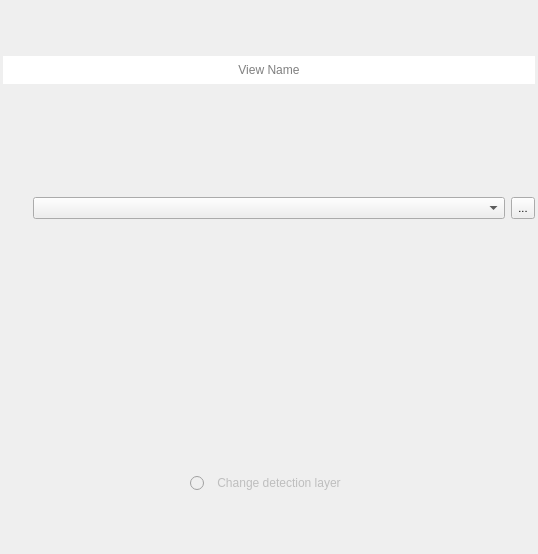
Above: ui/layer_view_widget.ui from SMByC/ThRasE before the change. Below: the same form after it.
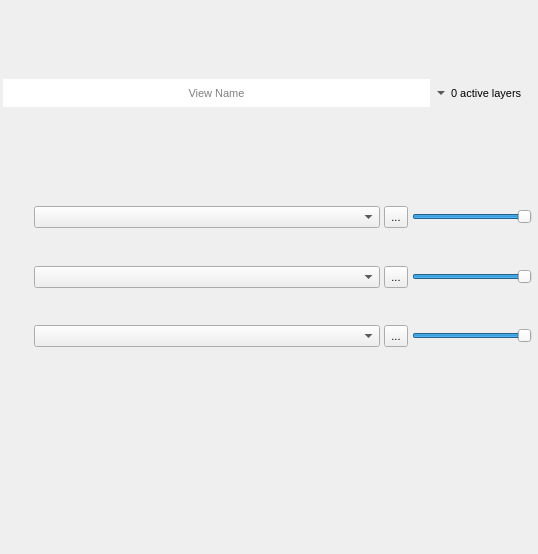
That is the form after the change. Icons and pictures are not drawn. Custom widgets are drawn as their Qt base class.

Commit message: Fix browse_dialog_layer_to_edit and others UI adjust

The edit to the form file:
```diff
--- a/ui/layer_view_widget.ui
+++ b/ui/layer_view_widget.ui
@@ -54,7 +54,7 @@
         </property>
         <property name="font">
          <font>
-          <pointsize>9</pointsize>
+          <pointsize>8</pointsize>
          </font>
         </property>
         <property name="frame">
@@ -68,12 +68,60 @@
         </property>
        </widget>
       </item>
+      <item>
+       <widget class="QToolButton" name="QPBtn_ConfActiveLayers">
+        <property name="maximumSize">
+         <size>
+          <width>16777215</width>
+          <height>28</height>
+         </size>
+        </property>
+        <property name="font">
+         <font>
+          <pointsize>8</pointsize>
+         </font>
+        </property>
+        <property name="text">
+         <string>0 active layers</string>
+        </property>
+        <property name="toolButtonStyle">
+         <enum>Qt::ToolButtonTextBesideIcon</enum>
+        </property>
+        <property name="autoRaise">
+         <bool>true</bool>
+        </property>
+        <property name="arrowType">
+         <enum>Qt::DownArrow</enum>
+        </property>
+       </widget>
+      </item>
      </layout>
     </widget>
    </item>
    <item>
-    <widget class="QWidget" name="widget_26" native="true">
+    <widget class="QWidget" name="widget_ActiveLayers" native="true">
+     <layout class="QVBoxLayout" name="verticalLayout_2">
+      <property name="spacing">
+       <number>4</number>
+      </property>
+      <property name="leftMargin">
+       <number>3</number>
+      </property>
+      <property name="topMargin">
+       <number>3</number>
+      </property>
+      <property name="rightMargin">
+       <number>3</number>
+      </property>
+      <property name="bottomMargin">
+       <number>3</number>
+      </property>
+      <item>
+       <widget class="QWidget" name="widget_ActiveLayer_1" native="true">
      <layout class="QHBoxLayout" name="horizontalLayout_26">
+         <property name="spacing">
+          <number>4</number>
+         </property>
       <property name="leftMargin">
        <number>0</number>
       </property>
@@ -163,6 +211,344 @@
         <property name="text">
          <string>...</string>
         </property>
+          </widget>
+         </item>
+         <item>
+          <widget class="QSlider" name="layerTransparency_1">
+           <property name="sizePolicy">
+            <sizepolicy hsizetype="Fixed" vsizetype="Fixed">
+             <horstretch>0</horstretch>
+             <verstretch>0</verstretch>
+            </sizepolicy>
+           </property>
+           <property name="minimumSize">
+            <size>
+             <width>120</width>
+             <height>0</height>
+            </size>
+           </property>
+           <property name="maximumSize">
+            <size>
+             <width>16777215</width>
+             <height>22</height>
+            </size>
+           </property>
+           <property name="font">
+            <font>
+             <pointsize>8</pointsize>
+            </font>
+           </property>
+           <property name="toolTip">
+            <string>Transparency</string>
+           </property>
+           <property name="maximum">
+            <number>100</number>
+           </property>
+           <property name="singleStep">
+            <number>5</number>
+           </property>
+           <property name="pageStep">
+            <number>10</number>
+           </property>
+           <property name="sliderPosition">
+            <number>100</number>
+           </property>
+           <property name="orientation">
+            <enum>Qt::Horizontal</enum>
+           </property>
+          </widget>
+         </item>
+        </layout>
+       </widget>
+      </item>
+      <item>
+       <widget class="QWidget" name="widget_ActiveLayer_2" native="true">
+        <layout class="QHBoxLayout" name="horizontalLayout_27">
+         <property name="spacing">
+          <number>4</number>
+         </property>
+         <property name="leftMargin">
+          <number>0</number>
+         </property>
+         <property name="topMargin">
+          <number>0</number>
+         </property>
+         <property name="rightMargin">
+          <number>0</number>
+         </property>
+         <property name="bottomMargin">
+          <number>0</number>
+         </property>
+         <item>
+          <widget class="QToolButton" name="layerStyleEditor_2">
+           <property name="maximumSize">
+            <size>
+             <width>16777215</width>
+             <height>22</height>
+            </size>
+           </property>
+           <property name="font">
+            <font>
+             <pointsize>8</pointsize>
+            </font>
+           </property>
+           <property name="toolTip">
+            <string>Open the style editor for this layer</string>
+           </property>
+           <property name="text">
+            <string/>
+           </property>
+           <property name="icon">
+            <iconset>
+             <normaloff>:/plugins/pca4cd/icons/layer_properties.svg</normaloff>:/plugins/pca4cd/icons/layer_properties.svg</iconset>
+           </property>
+           <property name="toolButtonStyle">
+            <enum>Qt::ToolButtonIconOnly</enum>
+           </property>
+           <property name="autoRaise">
+            <bool>true</bool>
+           </property>
+          </widget>
+         </item>
+         <item>
+          <widget class="QgsMapLayerComboBox" name="QCBox_RenderFile_2">
+           <property name="sizePolicy">
+            <sizepolicy hsizetype="Expanding" vsizetype="Fixed">
+             <horstretch>0</horstretch>
+             <verstretch>0</verstretch>
+            </sizepolicy>
+           </property>
+           <property name="maximumSize">
+            <size>
+             <width>16777215</width>
+             <height>22</height>
+            </size>
+           </property>
+           <property name="font">
+            <font>
+             <pointsize>8</pointsize>
+            </font>
+           </property>
+           <property name="allowEmptyLayer">
+            <bool>true</bool>
+           </property>
+          </widget>
+         </item>
+         <item>
+          <widget class="QToolButton" name="QCBox_browseRenderFile_2">
+           <property name="sizePolicy">
+            <sizepolicy hsizetype="Fixed" vsizetype="Fixed">
+             <horstretch>0</horstretch>
+             <verstretch>0</verstretch>
+            </sizepolicy>
+           </property>
+           <property name="maximumSize">
+            <size>
+             <width>16777215</width>
+             <height>22</height>
+            </size>
+           </property>
+           <property name="font">
+            <font>
+             <pointsize>8</pointsize>
+            </font>
+           </property>
+           <property name="text">
+            <string>...</string>
+           </property>
+          </widget>
+         </item>
+         <item>
+          <widget class="QSlider" name="layerTransparency_2">
+           <property name="sizePolicy">
+            <sizepolicy hsizetype="Fixed" vsizetype="Fixed">
+             <horstretch>0</horstretch>
+             <verstretch>0</verstretch>
+            </sizepolicy>
+           </property>
+           <property name="minimumSize">
+            <size>
+             <width>120</width>
+             <height>0</height>
+            </size>
+           </property>
+           <property name="maximumSize">
+            <size>
+             <width>16777215</width>
+             <height>22</height>
+            </size>
+           </property>
+           <property name="font">
+            <font>
+             <pointsize>8</pointsize>
+            </font>
+           </property>
+           <property name="toolTip">
+            <string>Transparency</string>
+           </property>
+           <property name="maximum">
+            <number>100</number>
+           </property>
+           <property name="singleStep">
+            <number>5</number>
+           </property>
+           <property name="pageStep">
+            <number>10</number>
+           </property>
+           <property name="sliderPosition">
+            <number>100</number>
+           </property>
+           <property name="orientation">
+            <enum>Qt::Horizontal</enum>
+           </property>
+          </widget>
+         </item>
+        </layout>
+       </widget>
+      </item>
+      <item>
+       <widget class="QWidget" name="widget_ActiveLayer_3" native="true">
+        <layout class="QHBoxLayout" name="horizontalLayout_28">
+         <property name="spacing">
+          <number>4</number>
+         </property>
+         <property name="leftMargin">
+          <number>0</number>
+         </property>
+         <property name="topMargin">
+          <number>0</number>
+         </property>
+         <property name="rightMargin">
+          <number>0</number>
+         </property>
+         <property name="bottomMargin">
+          <number>0</number>
+         </property>
+         <item>
+          <widget class="QToolButton" name="layerStyleEditor_3">
+           <property name="maximumSize">
+            <size>
+             <width>16777215</width>
+             <height>22</height>
+            </size>
+           </property>
+           <property name="font">
+            <font>
+             <pointsize>8</pointsize>
+            </font>
+           </property>
+           <property name="toolTip">
+            <string>Open the style editor for this layer</string>
+           </property>
+           <property name="text">
+            <string/>
+           </property>
+           <property name="icon">
+            <iconset>
+             <normaloff>:/plugins/pca4cd/icons/layer_properties.svg</normaloff>:/plugins/pca4cd/icons/layer_properties.svg</iconset>
+           </property>
+           <property name="toolButtonStyle">
+            <enum>Qt::ToolButtonIconOnly</enum>
+           </property>
+           <property name="autoRaise">
+            <bool>true</bool>
+           </property>
+          </widget>
+         </item>
+         <item>
+          <widget class="QgsMapLayerComboBox" name="QCBox_RenderFile_3">
+           <property name="sizePolicy">
+            <sizepolicy hsizetype="Expanding" vsizetype="Fixed">
+             <horstretch>0</horstretch>
+             <verstretch>0</verstretch>
+            </sizepolicy>
+           </property>
+           <property name="maximumSize">
+            <size>
+             <width>16777215</width>
+             <height>22</height>
+            </size>
+           </property>
+           <property name="font">
+            <font>
+             <pointsize>8</pointsize>
+            </font>
+           </property>
+           <property name="allowEmptyLayer">
+            <bool>true</bool>
+           </property>
+          </widget>
+         </item>
+         <item>
+          <widget class="QToolButton" name="QCBox_browseRenderFile_3">
+           <property name="sizePolicy">
+            <sizepolicy hsizetype="Fixed" vsizetype="Fixed">
+             <horstretch>0</horstretch>
+             <verstretch>0</verstretch>
+            </sizepolicy>
+           </property>
+           <property name="maximumSize">
+            <size>
+             <width>16777215</width>
+             <height>22</height>
+            </size>
+           </property>
+           <property name="font">
+            <font>
+             <pointsize>8</pointsize>
+            </font>
+           </property>
+           <property name="text">
+            <string>...</string>
+           </property>
+          </widget>
+         </item>
+         <item>
+          <widget class="QSlider" name="layerTransparency_3">
+           <property name="sizePolicy">
+            <sizepolicy hsizetype="Fixed" vsizetype="Fixed">
+             <horstretch>0</horstretch>
+             <verstretch>0</verstretch>
+            </sizepolicy>
+           </property>
+           <property name="minimumSize">
+            <size>
+             <width>120</width>
+             <height>0</height>
+            </size>
+           </property>
+           <property name="maximumSize">
+            <size>
+             <width>16777215</width>
+             <height>22</height>
+            </size>
+           </property>
+           <property name="font">
+            <font>
+             <pointsize>8</pointsize>
+            </font>
+           </property>
+           <property name="toolTip">
+            <string>Transparency</string>
+           </property>
+           <property name="maximum">
+            <number>100</number>
+           </property>
+           <property name="singleStep">
+            <number>5</number>
+           </property>
+           <property name="pageStep">
+            <number>10</number>
+           </property>
+           <property name="sliderPosition">
+            <number>100</number>
+           </property>
+           <property name="orientation">
+            <enum>Qt::Horizontal</enum>
+           </property>
+          </widget>
+         </item>
+        </layout>
        </widget>
       </item>
      </layout>
@@ -178,108 +564,6 @@
      </property>
     </widget>
    </item>
-   <item>
-    <widget class="QWidget" name="WidgetDetectionLayer" native="true">
-     <property name="enabled">
-      <bool>false</bool>
-     </property>
-     <layout class="QHBoxLayout" name="horizontalLayout_3">
-      <property name="leftMargin">
-       <number>0</number>
-      </property>
-      <property name="topMargin">
-       <number>0</number>
-      </property>
-      <property name="rightMargin">
-       <number>0</number>
-      </property>
-      <property name="bottomMargin">
-       <number>0</number>
-      </property>
-      <item>
-       <spacer name="horizontalSpacer_4">
-        <property name="orientation">
-         <enum>Qt::Horizontal</enum>
-        </property>
-        <property name="sizeHint" stdset="0">
-         <size>
-          <width>40</width>
-          <height>20</height>
-         </size>
-        </property>
-       </spacer>
-      </item>
-      <item>
-       <widget class="QRadioButton" name="EnableChangeDetection">
-        <property name="maximumSize">
-         <size>
-          <width>16777215</width>
-          <height>26</height>
-         </size>
-        </property>
-        <property name="font">
-         <font>
-          <pointsize>9</pointsize>
-         </font>
-        </property>
-        <property name="toolTip">
-         <string>Enable/Disable the change layer</string>
-        </property>
-        <property name="text">
-         <string/>
-        </property>
-       </widget>
-      </item>
-      <item>
-       <widget class="QToolButton" name="QPBtn_ComponentAnalysisDialog">
-        <property name="enabled">
-         <bool>false</bool>
-        </property>
-        <property name="maximumSize">
-         <size>
-          <width>16777215</width>
-          <height>26</height>
-         </size>
-        </property>
-        <property name="font">
-         <font>
-          <pointsize>9</pointsize>
-         </font>
-        </property>
-        <property name="toolTip">
-         <string>Generate the change layer for this component</string>
-        </property>
-        <property name="text">
-         <string>Change detection layer</string>
-        </property>
-        <property name="icon">
-         <iconset>
-          <normaloff>:/plugins/pca4cd/icons/change_detection_layer.svg</normaloff>:/plugins/pca4cd/icons/change_detection_layer.svg</iconset>
-        </property>
-        <property name="toolButtonStyle">
-         <enum>Qt::ToolButtonTextBesideIcon</enum>
-        </property>
-        <property name="autoRaise">
-         <bool>true</bool>
-        </property>
-       </widget>
-      </item>
-      <item>
-       <spacer name="horizontalSpacer_5">
-        <property name="orientation">
-         <enum>Qt::Horizontal</enum>
-        </property>
-        <property name="sizeHint" stdset="0">
-         <size>
-          <width>40</width>
-          <height>20</height>
-         </size>
-        </property>
-       </spacer>
-      </item>
-     </layout>
-    </widget>
-   </item>
   </layout>
  </widget>
  <customwidgets>
```
Left out of the diff: 27 changed lines with no effect on the pictures. Lines whose indentation alone changed are shown as unchanged. The commit also changes 2 other files.
